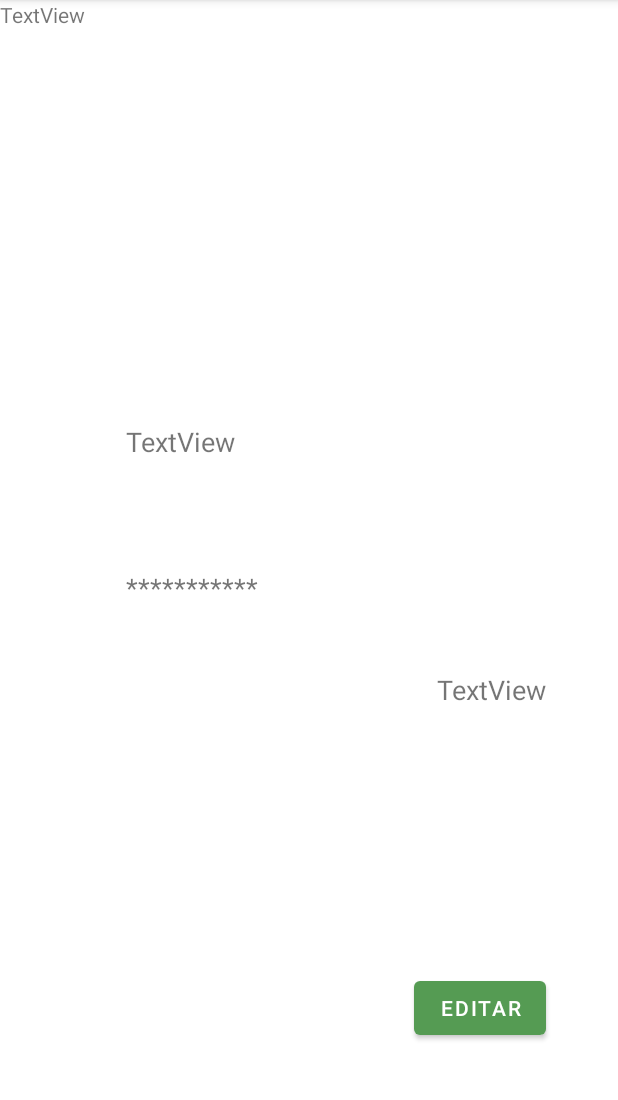
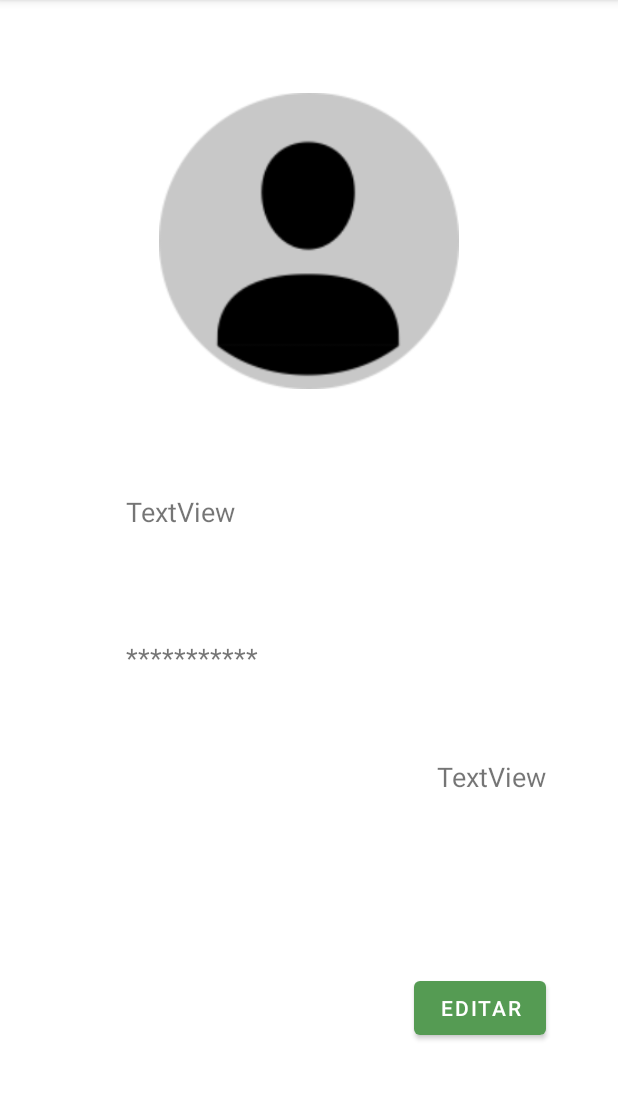
Before and after one commit to magzoo/mag, an Android app: the Map screen opened directly, with no data from a screen before it, after a tap on "PERFIL", on a phone screen of 412 x 824 dp, the part 84-1184 px from its top. Run offline under Robolectric (Android 15) with nearby library versions, the phone set to English and light mode, and no system bars; 1 statement that could not run was skipped.

Commit message:
add image no signup, perfil e contas para centrar imagem

```diff
--- a/app/src/main/java/com/example/magzoo/EditProfile.java
+++ b/app/src/main/java/com/example/magzoo/EditProfile.java
@@ -199,7 +199,7 @@ public class EditProfile extends AppCompatActivity {
                 if (rs.next()) {
 
                     String encodedimg = rs.getString("Profile_Picture");
-                    if(!encodedimg.equals(""))
+                    if(!encodedimg.equals("")|| encodedimg!=null)
                     {
                         Bitmap bitmap = Utils.base64ToImg(encodedimg);
                         imgprofile.setImageBitmap(bitmap);
@@ -230,7 +230,8 @@ public class EditProfile extends AppCompatActivity {
                         String query = "exec dbo.spEditUser '" + lkEmail + "','" + email.getText() + "','" + userName.getText() + "','" + pass.getText().toString() + "','" + Utils.imgToBase64(newImage) + "'";
                         Statement stmt = connection.createStatement();
                         ResultSet rs = stmt.executeQuery(query);
-                        if (rs.next()) {
+                        if (rs.next())
+                        {
                             modDate.setText(rs.getString("ModificationDate"));
 
                             updateLkVariables();
--- a/app/src/main/java/com/example/magzoo/Map.java
+++ b/app/src/main/java/com/example/magzoo/Map.java
@@ -1,18 +1,21 @@
 package com.example.magzoo;
 
+import android.annotation.SuppressLint;
 import android.content.Intent;
 import android.content.SharedPreferences;
 import android.os.Bundle;
 
-import com.google.android.material.floatingactionbutton.FloatingActionButton;
-import com.google.android.material.snackbar.Snackbar;
+import com.example.magzoo.Utilities.Utils;
 
 import androidx.appcompat.app.AppCompatActivity;
 import androidx.appcompat.widget.Toolbar;
 
+import android.util.Log;
+import android.view.MotionEvent;
 import android.view.View;
 import android.widget.Button;
 import android.widget.ImageButton;
+import android.widget.LinearLayout;
 
 public class Map extends AppCompatActivity {
 
@@ -21,7 +24,9 @@ public class Map extends AppCompatActivity {
     private Button btnProfile;
     private Button btnLogout;
     private Button btnCredits;
+    private LinearLayout Layout;
 
+    @SuppressLint("ClickableViewAccessibility")
     @Override
     protected void onCreate(Bundle savedInstanceState) {
         super.onCreate(savedInstanceState);
@@ -29,37 +34,39 @@ public class Map extends AppCompatActivity {
         Toolbar toolbar = findViewById(R.id.toolbar);
         setSupportActionBar(toolbar);
 
+        Layout = findViewById(R.id.lnbackground);
+        Log.d("bajoraz", "coord1" + Layout);
         btnCollection = findViewById(R.id.btnCollection);
         btnAwards = findViewById(R.id.btnAwards);
         btnProfile = findViewById(R.id.btnProfile);
         btnLogout = findViewById(R.id.btnLogout);
         btnCredits = findViewById(R.id.btnCredits);
-
+        Log.d("bajoraz", "coord1");
 
         btnCollection.setOnClickListener(new View.OnClickListener() {
             @Override
             public void onClick(View v) {
-                Intent intent =  new Intent(Map.this, Collection.class);
+                Intent intent = new Intent(Map.this, Collection.class);
                 startActivity(intent);
             }
         });
-
+        Log.d("bajoraz", "coord2");
         btnAwards.setOnClickListener(new View.OnClickListener() {
             @Override
             public void onClick(View v) {
-                Intent intent =  new Intent(Map.this, Awards.class);
+                Intent intent = new Intent(Map.this, Awards.class);
                 startActivity(intent);
             }
         });
-
+        Log.d("bajoraz", "coord3");
         btnProfile.setOnClickListener(new View.OnClickListener() {
             @Override
             public void onClick(View v) {
-                Intent intent =  new Intent(Map.this, Profile.class);
+                Intent intent = new Intent(Map.this, Profile.class);
                 startActivity(intent);
             }
         });
-
+        Log.d("bajoraz", "coord4");
         btnLogout.setOnClickListener(new View.OnClickListener() {
             @Override
             public void onClick(View v) {
@@ -70,17 +77,56 @@ public class Map extends AppCompatActivity {
                 editor.putString("pass", "");
                 editor.commit();
 
-                Intent intent =  new Intent(Map.this, Login.class);
+                Intent intent = new Intent(Map.this, Login.class);
                 startActivity(intent);
             }
         });
-
+        Log.d("bajoraz", "coord5");
         btnCredits.setOnClickListener(new View.OnClickListener() {
             @Override
             public void onClick(View v) {
-                Intent intent =  new Intent(Map.this, Credits.class);
+                Intent intent = new Intent(Map.this, Credits.class);
                 startActivity(intent);
             }
         });
+        Log.d("bajoraz", "coord6");
+
+        Layout.setOnTouchListener(new View.OnTouchListener() {
+            @Override
+            public boolean onTouch(View v, MotionEvent event) {
+                Log.d("bajoraz", "if1");
+                if(event.getAction() == MotionEvent.ACTION_UP){
+                    Log.d("bajoraz", "if2");
+                    if (event.getAction() == MotionEvent.ACTION_DOWN) {
+                        Log.d("bajoraz", "if3");
+                        float x = event.getX();
+                        float y = event.getY();
+                        Log.d("bajoraz", "coordX Y: " + Utils.convertPixelsToDp(Map.this, x) + " " + Utils.convertPixelsToDp(Map.this, y));
+                        relocateLayout(x, y);
+                    }
+                    return true;
+                }
+                return false;
+            }
+        });
+        Log.d("bajoraz", "coord7");
+        /*
+        layout.setX(this.getResources().getDisplayMetrics().widthPixels/2);
+        layout.setY(this.getResources().getDisplayMetrics().heightPixels/2);
+
+        Log.d("bajoraz", "W" + this.getResources().getDisplayMetrics().widthPixels);
+        Log.d("bajoraz", "H" + this.getResources().getDisplayMetrics().heightPixels);
+        */
     }
+
+    private void relocateLayout(float x, float y){
+        float centroX = (float)this.getResources().getDisplayMetrics().widthPixels/2;
+        float centroY = (float)this.getResources().getDisplayMetrics().heightPixels/2;
+
+        float layoutX = Layout.getX();
+        float layoutY = Layout.getY();
+        Layout.setX(layoutX-(x - layoutX + centroX));
+        Layout.setY(layoutY-(y - layoutY + centroY));
+    }
+
 }
--- a/app/src/main/java/com/example/magzoo/Profile.java
+++ b/app/src/main/java/com/example/magzoo/Profile.java
@@ -5,9 +5,7 @@ import androidx.appcompat.app.AppCompatActivity;
 import android.content.Intent;
 import android.content.SharedPreferences;
 import android.graphics.Bitmap;
-import android.graphics.BitmapFactory;
 import android.os.Bundle;
-import android.util.Base64;
 import android.util.Log;
 import android.view.View;
 import android.widget.Button;
@@ -16,17 +14,14 @@ import android.widget.TextView;
 
 import com.example.magzoo.Utilities.Utils;
 
-import java.sql.Connection;
 import java.sql.ResultSet;
 import java.sql.SQLException;
-import java.sql.Statement;
 
 public class Profile extends AppCompatActivity {
     private TextView email;
-    private String email2;
     private TextView userName;
     private TextView creationDate;
-    private ImageView profilePicture;
+    private ImageView imgProfile;
 
     private Button btnEdit;
 
@@ -38,11 +33,10 @@ public class Profile extends AppCompatActivity {
         email = findViewById(R.id.txtViewEmail);
         userName = findViewById(R.id.txtViewName);
         creationDate = findViewById(R.id.txtCreationDate);
-        profilePicture = findViewById(R.id.profilePicture);
+        imgProfile = findViewById(R.id.imgProfile);
 
         SharedPreferences sharedLogin = getSharedPreferences("SHARED_PREFS", MODE_PRIVATE);
-        email2 = sharedLogin.getString("email", "");
-        email.setText(email2);
+        email.setText(sharedLogin.getString("email", ""));
 
         setUserInfo();
 
@@ -58,25 +52,18 @@ public class Profile extends AppCompatActivity {
 
     public void setUserInfo(){
 
-        ResultSet rs = Utils.getUserInfo(email2);
+        ResultSet rs = Utils.getUserInfo(email.getText().toString());
         if(rs !=null){
             try {
                 if (rs.next()) {
-                    Log.d("bajoraz","ola");
                     userName.setText(rs.getString("Name"));
-                    Log.d("bajoraz","ola1");
                     creationDate.setText(rs.getString("CreationDate"));
-                    Log.d("bajoraz", "Data de Criação: \n\t" + rs.getString("CreationDate"));
-                    Log.d("bajoraz","ola2");
-                    String image = rs.getString("Profile_Picture");
-//                    Log.d("bajoraz","ola3" + image);
-
-//                    byte[] bytes = Base64.decode(image, Base64.DEFAULT);
-//                    Log.d("bajoraz","ola4: " + bytes);
-//                    Bitmap bitmap = BitmapFactory.decodeByteArray(bytes, 0, bytes.length);
-//                    Log.d("bajoraz","ola5" + bitmap);
-//                    profilePicture.setImageBitmap(bitmap);
-//                    Log.d("bajoraz","ola6");
+                    String encodedimg = rs.getString("Profile_Picture");
+                    if(encodedimg !=null)
+                    {
+                        Bitmap bitmap = Utils.base64ToImg(encodedimg);
+                        imgProfile.setImageBitmap(bitmap);
+                    }
                 }
             } catch (SQLException throwables) {
                 throwables.printStackTrace();
--- a/app/src/main/res/layout/activity_profile.xml
+++ b/app/src/main/res/layout/activity_profile.xml
@@ -7,29 +7,28 @@
     tools:context=".Profile">
 
     <ImageView
-        android:id="@+id/profilePicture"
-        android:layout_width="wrap_content"
-        android:layout_height="wrap_content"
-        app:layout_constraintBottom_toBottomOf="parent"
+        android:id="@+id/imgProfile"
+        android:layout_width="200dp"
+        android:layout_height="257dp"
+        android:layout_marginTop="32dp"
+        android:src="@drawable/profilebackground"
         app:layout_constraintEnd_toEndOf="parent"
-        app:layout_constraintHorizontal_bias="0.5"
         app:layout_constraintStart_toStartOf="parent"
-        app:layout_constraintTop_toTopOf="parent"
-        app:layout_constraintVertical_bias="0.091"
-        tools:srcCompat="@tools:sample/avatars" />
+        app:layout_constraintTop_toTopOf="parent" />
 
     <TextView
         android:id="@+id/txtViewName"
         android:layout_width="wrap_content"
         android:layout_height="wrap_content"
+        android:layout_marginTop="23dp"
         android:text="TextView"
         android:textSize="18sp"
         app:layout_constraintBottom_toBottomOf="parent"
         app:layout_constraintEnd_toEndOf="parent"
         app:layout_constraintHorizontal_bias="0.247"
         app:layout_constraintStart_toStartOf="parent"
-        app:layout_constraintTop_toTopOf="parent"
-        app:layout_constraintVertical_bias="0.379" />
+        app:layout_constraintTop_toBottomOf="@+id/imgProfile"
+        app:layout_constraintVertical_bias="0.037" />
 
     <TextView
         android:id="@+id/txtViewPass"
@@ -64,7 +63,7 @@
         app:layout_constraintHorizontal_bias="0.858"
         app:layout_constraintStart_toStartOf="parent"
         app:layout_constraintTop_toTopOf="parent"
-        app:layout_constraintVertical_bias="0.602" />
+        app:layout_constraintVertical_bias="0.68" />
 
     <Button
         android:id="@+id/btnEdit"
@@ -76,12 +75,4 @@
         app:layout_constraintBottom_toBottomOf="parent"
         app:layout_constraintEnd_toEndOf="parent" />
 
-    <TextView
-        android:id="@+id/textView2"
-        android:layout_width="wrap_content"
-        android:layout_height="wrap_content"
-        android:text="TextView"
-        tools:layout_editor_absoluteX="84dp"
-        tools:layout_editor_absoluteY="240dp" />
-
 </androidx.constraintlayout.widget.ConstraintLayout>
```
Also changed, not shown: app/src/main/java/com/example/magzoo/Signup.java (+116 -6 lines), app/src/main/java/com/example/magzoo/Utilities/Utils.java (+10 -1 lines), app/src/main/res/layout/activity_signup.xml (+20 -6 lines), app/src/main/res/layout/content_map.xml (+18 -12 lines), 1 other file.
